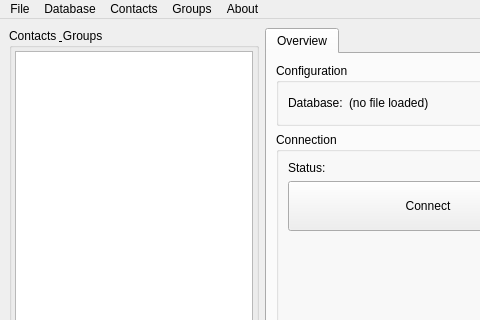
Qt form src/main.ui (blizzard4591/openMittsu) before a commit; both pictures show x 0 to 480 and y 0 to 320 of the 600 by 454 pixel window.
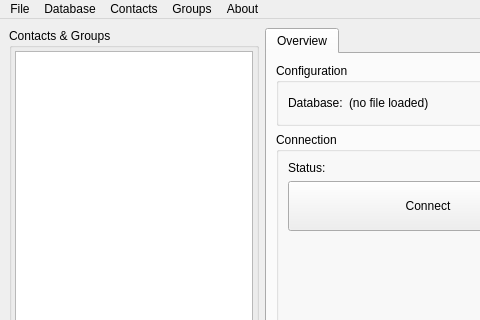
The same form after that commit. Icons and pictures are not drawn. Custom widgets are drawn as their Qt base class.

Commit message: Fixed the package file name to be more consistent. Added checks whether legacy files still exist. Added log location scouting to mitigate cases where write access is a problem. Fixed a typo in the main.ui.

Diff of the .ui file:
```diff
--- a/src/main.ui
+++ b/src/main.ui
@@ -40,7 +40,7 @@
        </size>
       </property>
       <property name="title">
-       <string>Contacts &amp; Groups</string>
+       <string>Contacts &amp;&amp; Groups</string>
       </property>
       <layout class="QVBoxLayout" name="verticalLayout_2">
        <property name="leftMargin">
```
Left out of the diff: 2 changed lines with no effect on the pictures. The commit also changes 3 other files.
